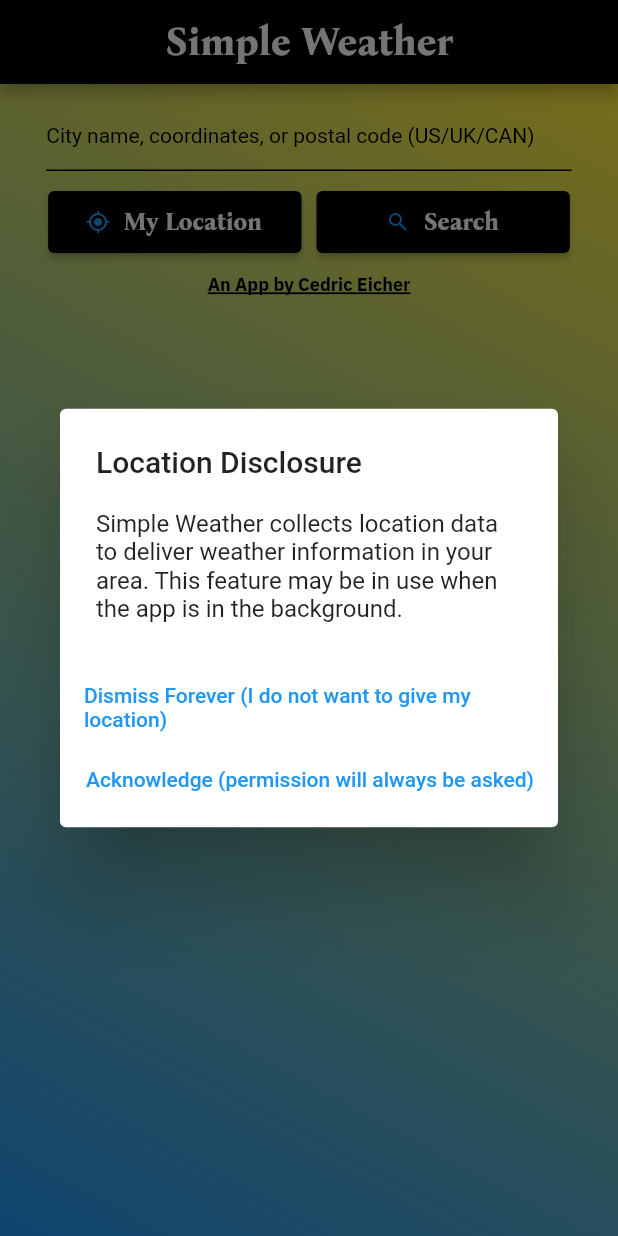
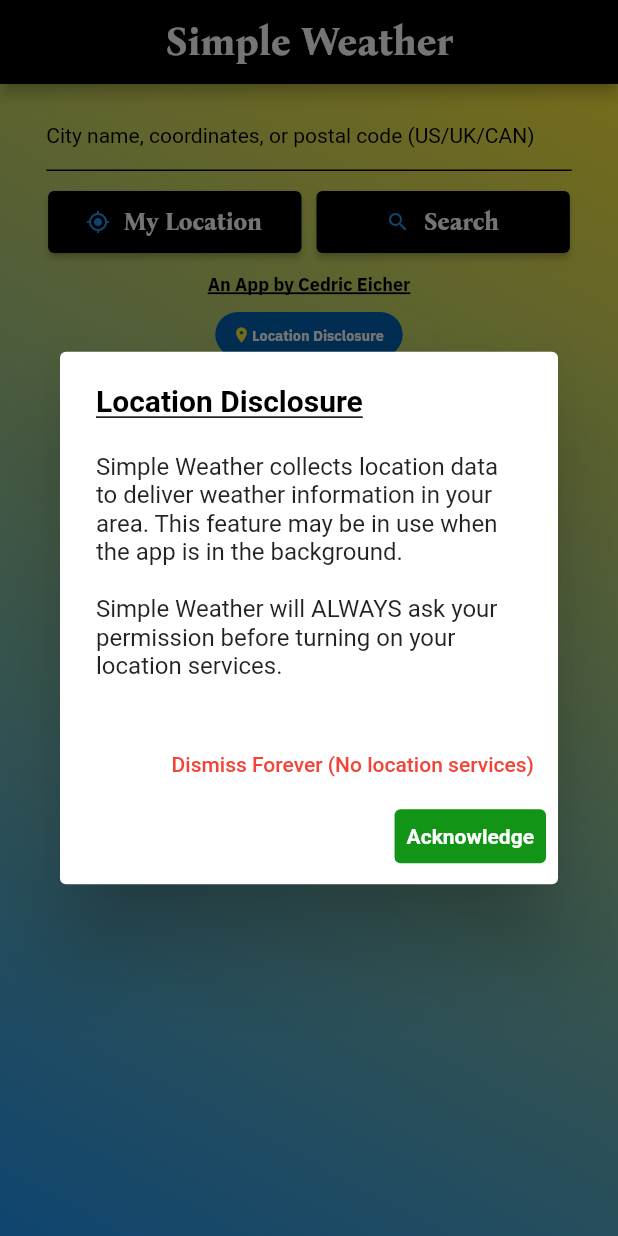
Before and after one commit to cedriceicher10/VeryGoodWeatherApp, a Flutter app: the screen it shows after launch, on a phone screen of 412 x 824 dp. Run offline on Flutter 3.47's test engine with Material 2 defaults, Android fonts, the phone set to English and light mode, and no system bars; our stand-ins replace animated_splash_screen, fl_chart, flutter_bloc, geocoding, location, page_transition and 2 more.

Commit message:
Added logic for prominent location disclosure and corresponding checks in location requesting areas, prettied up new visuals

```diff
--- a/lib/weather_screen.dart
+++ b/lib/weather_screen.dart
@@ -1,5 +1,6 @@
 import 'dart:math';
 import 'package:geocoding/geocoding.dart';
+import 'package:shared_preferences/shared_preferences.dart';
 import 'package:fl_chart/fl_chart.dart';
 import 'package:flutter_bloc/flutter_bloc.dart';
 import 'package:flutter/gestures.dart';
@@ -24,6 +25,7 @@ late WeatherPackage lastWeather;
 
 double _tempRange = 20;
 double _currTimeHrs = 12;
+bool _isFirstBuild = true;
 
 class WeatherScreen extends StatefulWidget {
   const WeatherScreen({Key? key}) : super(key: key);
@@ -42,7 +44,7 @@ class _WeatherScreenState extends State<WeatherScreen> {
     _theme = AppTheme(context);
     // Prominent disclosure on location usage
     Future.delayed(Duration.zero, () {
-      return showLocationDisclosureAlert();
+      return showLocationDisclosureDetermination(context);
     });
     // The GestureDetector allows taps by the user to dismiss the keyboard
     return GestureDetector(
@@ -62,9 +64,10 @@ class _WeatherScreenState extends State<WeatherScreen> {
             body: BlocBuilder<WeatherCubit, WeatherPackage>(
                 builder: (context, weather) {
               lastWeather = weather;
-              if (weather.isStart) {
+              if ((weather.isStart) && (_isFirstBuild)) {
                 // User location on start
                 getUserWeatherOnStart();
+                _isFirstBuild = false;
               }
               return Container(
                   padding: const EdgeInsets.only(bottom: 20),
@@ -80,7 +83,7 @@ class _WeatherScreenState extends State<WeatherScreen> {
                           children: [
                             myLocationButton(),
                             SizedBox(width: _appSize.spacing),
-                            searchButton()
+                            searchButton(),
                           ]),
                       SizedBox(height: _appSize.spacing),
                       bottomDisplayContainer(weather),
@@ -89,36 +92,56 @@ class _WeatherScreenState extends State<WeatherScreen> {
             })));
   }
 
-  dynamic showLocationDisclosureAlert() {
+  showLocationDisclosureDetermination(BuildContext context) async {
+    SharedPreferences prefs = await SharedPreferences.getInstance();
+    bool? showLocationDisclosure = prefs.getBool('showLocationDisclosure');
+    if ((showLocationDisclosure == null) || (showLocationDisclosure == true)) {
+      showLocationDisclosureAlert(prefs);
+      prefs.setBool('showLocationDisclosure', false);
+    }
+  }
+
+  dynamic showLocationDisclosureAlert(SharedPreferences prefs) {
     return showDialog(
       context: context,
       builder: (BuildContext context) {
-        return locationDisclosureAlert();
+        return locationDisclosureAlert(prefs);
       },
     );
   }
 
-  AlertDialog locationDisclosureAlert() {
+  AlertDialog locationDisclosureAlert(SharedPreferences prefs) {
     return AlertDialog(
-      title: Text("Location Disclosure"),
-      content: Text(
-          "Simple Weather collects location data to deliver weather information in your area. This feature may be in use when the app is in the background."),
+      title: const Text(
+        "Location Disclosure",
+        style: TextStyle(
+            color: Colors.transparent,
+            fontWeight: FontWeight.bold,
+            shadows: [Shadow(offset: Offset(0, -3), color: Colors.black)],
+            decoration: TextDecoration.underline,
+            decorationColor: Colors.black,
+            decorationThickness: 1),
+      ),
+      content: const Text(
+          "Simple Weather collects location data to deliver weather information in your area. This feature may be in use when the app is in the background. \n\nSimple Weather will ALWAYS ask your permission before turning on your location services."),
       actions: <Widget>[
-        // usually buttons at the bottom of the dialog
         TextButton(
-          child: Text("Dismiss Forever (I do not want to give my location)"),
+          child: const Text("Dismiss Forever (No location services)"),
+          style: TextButton.styleFrom(primary: Colors.red),
           onPressed: () {
-            // // Close the dialog
             Navigator.of(context).pop();
-            // prefs.setBool(keyIsFirstLoaded, false);
+            prefs.setBool('noLocationForever', true);
           },
         ),
         TextButton(
-          child: Text("Acknowledge (permission will always be asked)"),
+          child: const Text("Acknowledge",
+              style: TextStyle(fontWeight: FontWeight.bold)),
+          style: TextButton.styleFrom(
+              primary: Colors.white,
+              backgroundColor: const Color.fromARGB(255, 18, 148, 23)),
           onPressed: () {
-            // // Close the dialog
             Navigator.of(context).pop();
-            // prefs.setBool(keyIsFirstLoaded, false);
+            prefs.setBool('noLocationForever', false);
           },
         )
       ],
@@ -127,7 +150,11 @@ class _WeatherScreenState extends State<WeatherScreen> {
 
   Widget bottomDisplayContainer(WeatherPackage weather) {
     if (weather.isStart) {
-      return signatureText('An App by Cedric Eicher');
+      return Column(children: [
+        signatureText('An App by Cedric Eicher'),
+        SizedBox(height: _appSize.spacing),
+        locationDisclosureButton()
+      ]);
     }
     return // Fade upon reloads to alert user something is happening
         Expanded(
@@ -139,7 +166,9 @@ class _WeatherScreenState extends State<WeatherScreen> {
       SizedBox(height: _appSize.spacing),
       toggleAndRefreshButtons(weather),
       SizedBox(height: _appSize.spacing),
-      signatureText('An App by Cedric Eicher')
+      signatureText('An App by Cedric Eicher'),
+      SizedBox(height: _appSize.spacing),
+      locationDisclosureButton(),
     ])));
   }
 
@@ -148,15 +177,25 @@ class _WeatherScreenState extends State<WeatherScreen> {
   // ===========================================================================
 
   getUserWeatherOnStart() async {
+    // First time start or choosing no location forever will inhbit this automatic location on start
+    SharedPreferences prefs = await SharedPreferences.getInstance();
+    bool? showLocationDisclosure = prefs.getBool('showLocationDisclosure');
+    bool? noLocationForever = prefs.getBool('noLocationForever');
+
+    if (((noLocationForever == null) || (noLocationForever == false)) &&
+        ((showLocationDisclosure == null) ||
+            (showLocationDisclosure == false))) {
       // Get location
       await _userLocation.getLocation();
       if (_userLocation.permitted) {
-      String latLonQuery = "${_userLocation.userLat},${_userLocation.userLon}";
+        String latLonQuery =
+            "${_userLocation.userLat},${_userLocation.userLon}";
         // Show snack bar
         ScaffoldMessenger.of(context)
             .showSnackBar(snackBarFloating('Finding your location...', 1));
         // Get weather at that lat, lon location
         context.read<WeatherCubit>().getWeather(latLonQuery, lastWeather);
+      }
     }
   }
 
@@ -220,16 +259,25 @@ class _WeatherScreenState extends State<WeatherScreen> {
           if (!currentFocus.hasPrimaryFocus) {
             currentFocus.unfocus();
           }
+
+          // Only get location if user hasn't chosen no location forever from location disclosure
+          SharedPreferences prefs = await SharedPreferences.getInstance();
+          bool? noLocationForever = prefs.getBool('noLocationForever');
+
+          if ((noLocationForever == null) || (noLocationForever == false)) {
             // Get location
             await _userLocation.getLocation();
             if (_userLocation.permitted) {
               String latLonQuery =
                   "${_userLocation.userLat},${_userLocation.userLon}";
               // Show snack bar
-            ScaffoldMessenger.of(context)
-                .showSnackBar(snackBarFloating('Finding your location...', 1));
+              ScaffoldMessenger.of(context).showSnackBar(
+                  snackBarFloating('Finding your location...', 1));
               // Get weather at that lat, lon location
               context.read<WeatherCubit>().getWeather(latLonQuery, lastWeather);
+            }
+          } else {
+            showLocationDisclosureAlert(prefs);
           }
         },
         style: ElevatedButton.styleFrom(
@@ -318,7 +366,7 @@ class _WeatherScreenState extends State<WeatherScreen> {
       return Container(
           width: _appSize.weatherContainerWidth,
           //height: _appSize.weatherContainerHeight, // Doesn't need to be restricted
-          padding: EdgeInsets.all(_appSize.spacing),
+          //padding: EdgeInsets.all(_appSize.spacing), // Turn this back on if edge limits start becoming a problem...
           child: weatherDisplay(weather));
     }
   }
@@ -695,21 +743,6 @@ class _WeatherScreenState extends State<WeatherScreen> {
         ]));
   }
 
-  Widget scrollForMoreIcon(WeatherPackage weather) {
-    if (weather.isStart) {
-      // Empty container before city has been chosen
-      return Container();
-    } else {
-      double iconSize = 20;
-      Color iconColor = _theme.textColor;
-      return Icon(
-        Icons.arrow_drop_down,
-        color: iconColor,
-        size: iconSize,
-      );
-    }
-  }
-
   SnackBar snackBarFloating(String text, int mode) {
     // Modes
     // 1: Location
@@ -927,6 +960,39 @@ class _WeatherScreenState extends State<WeatherScreen> {
     );
   }
 
+  Widget locationDisclosureButton() {
+    return SizedBox(
+        height: 30,
+        width: 125,
+        child: DecoratedBox(
+            decoration: const BoxDecoration(
+                color: Color.fromARGB(255, 0, 97, 177),
+                borderRadius: BorderRadius.all(Radius.circular(50))),
+            child: Row(
+                mainAxisAlignment: MainAxisAlignment.center,
+                crossAxisAlignment: CrossAxisAlignment.center,
+                children: [
+                  const Icon(Icons.location_on, size: 12, color: Colors.yellow),
+                  TextButton(
+                      style: TextButton.styleFrom(padding: EdgeInsets.zero),
+                      child: locationDisclosureText('Location Disclosure'),
+                      onPressed: () async {
+                        SharedPreferences prefs =
+                            await SharedPreferences.getInstance();
+                        showLocationDisclosureAlert(prefs);
+                      })
+                ])));
+  }
+
+  Widget locationDisclosureText(String text) {
+    return FormattedText(
+        text: text,
+        size: _appSize.fontSizeExtraSmall * 0.8,
+        color: Colors.white,
+        font: fontIBMPlexSans,
+        weight: FontWeight.bold);
+  }
+
   Widget notFoundText() {
     String text =
         'Simple Weather could not find weather for the entered location.\n\nTip:\nTry a city name, coordinates, postal code (US/UK/CAN), or even country/region name! \n\nAnd be sure to check your spelling!';
--- a/pubspec.yaml
+++ b/pubspec.yaml
@@ -40,6 +40,7 @@ dependencies:
   animated_splash_screen: ^1.2.0
   geocoding: ^2.0.4
   fl_chart:
+  shared_preferences:
 
 
   # The following adds the Cupertino Icons font to your application.
```
Also changed, not shown: pubspec.lock. Lines whose indentation alone changed are shown as unchanged.
